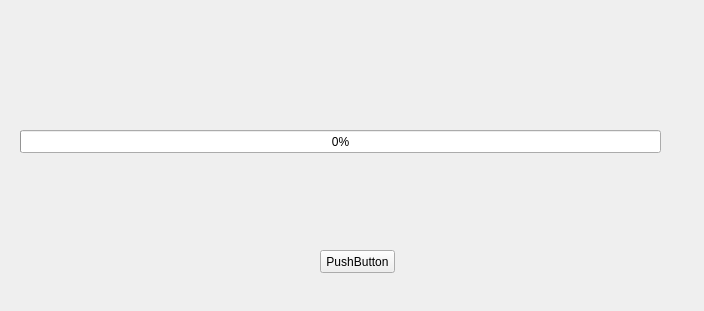
First picture: the form in gui/launcher.ui, repository mangaMag/AzoteLauncher, before the edit.
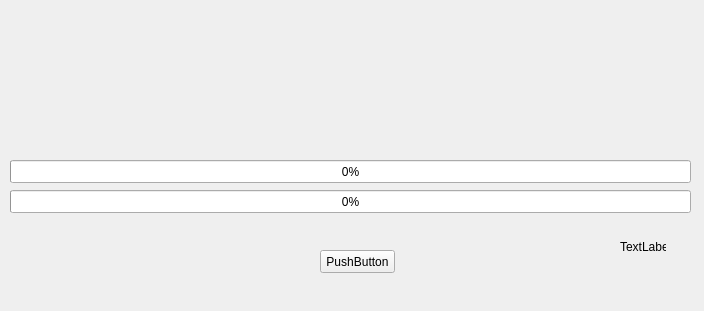
Second picture: the form after the edit.

What changed in the file:
```diff
--- a/gui/launcher.ui
+++ b/gui/launcher.ui
@@ -27,12 +27,38 @@
      <string>PushButton</string>
     </property>
    </widget>
-   <widget class="QProgressBar" name="progressBar">
+   <widget class="QLabel" name="label">
     <property name="geometry">
      <rect>
-      <x>20</x>
-      <y>130</y>
-      <width>641</width>
+      <x>620</x>
+      <y>240</y>
+      <width>46</width>
+      <height>13</height>
+     </rect>
+    </property>
+    <property name="text">
+     <string>TextLabel</string>
+    </property>
+   </widget>
+   <widget class="QProgressBar" name="progressBarTotal">
+    <property name="geometry">
+     <rect>
+      <x>10</x>
+      <y>160</y>
+      <width>681</width>
+      <height>23</height>
+     </rect>
+    </property>
+    <property name="value">
+     <number>0</number>
+    </property>
+   </widget>
+   <widget class="QProgressBar" name="progressBarFile">
+    <property name="geometry">
+     <rect>
+      <x>10</x>
+      <y>190</y>
+      <width>681</width>
       <height>23</height>
      </rect>
     </property>
```
